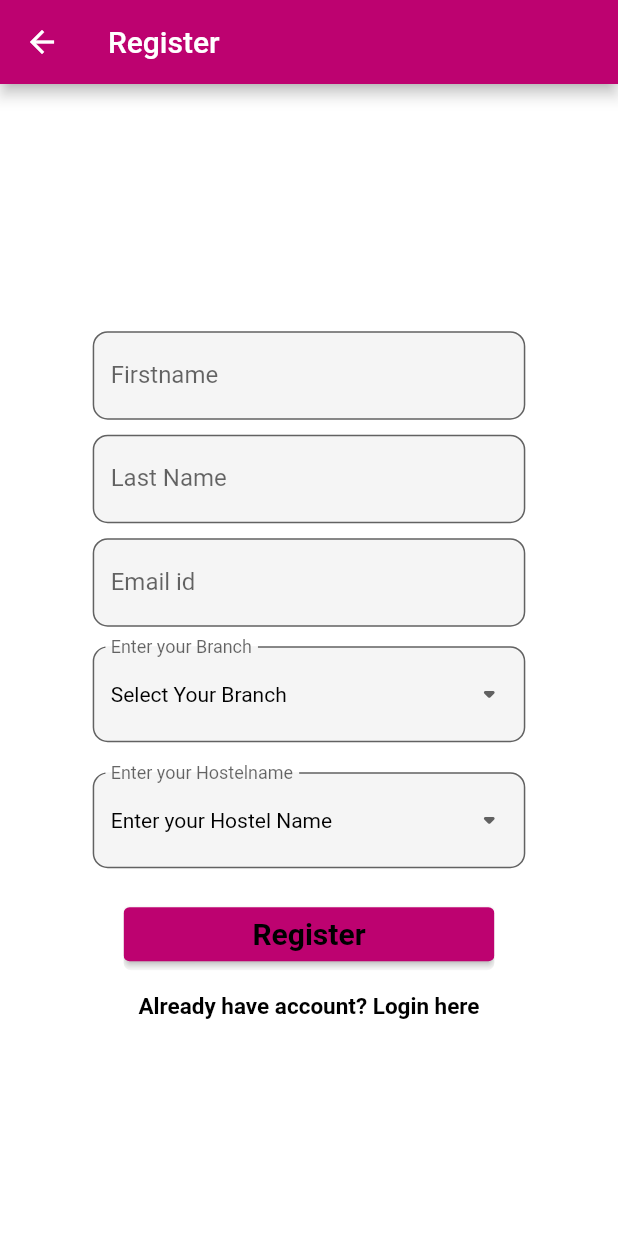
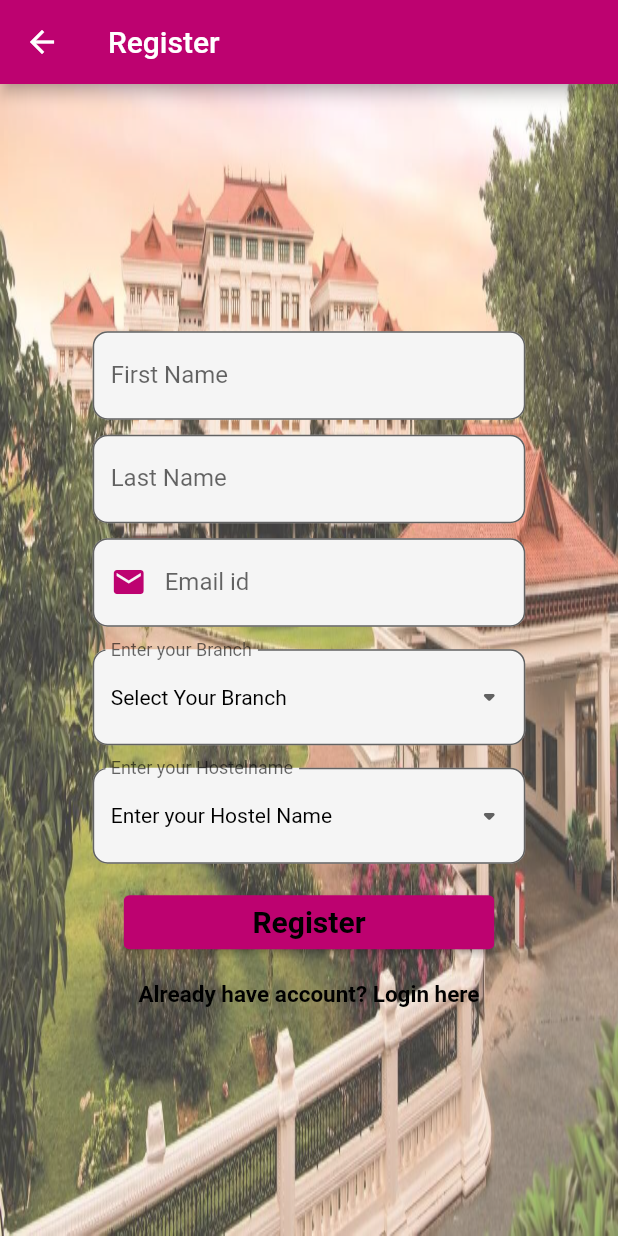
Before and after one commit to Singhsansar/Amritian-, a Flutter app: the Register screen opened directly, on a phone screen of 412 x 824 dp. Run offline on Flutter 3.47's test engine with Material 2 defaults, Android fonts, the light colour scheme and no system bars; our stand-ins replace flutter_svg, intl_phone_field.

Commit message:
Text edit coltroller

```diff
--- a/amritianmess/lib/Components/Body.dart
+++ b/amritianmess/lib/Components/Body.dart
@@ -1,4 +1,4 @@
-import 'package:amritamess/Screens/welcome/Signup.dart';
+import 'package:amritamess/Screens/welcome/Register.dart';
 import 'package:amritamess/Screens/welcome/Login.dart';
 import 'package:amritamess/constants.dart';
 import 'package:flutter/material.dart';
--- a/amritianmess/lib/Screens/welcome/Signup.dart
+++ b/amritianmess/lib/Screens/welcome/Register.dart
@@ -17,10 +17,18 @@ class  Register extends StatefulWidget {
 }
 
 class _MyStatefulWidgetState extends State<Register> {
+     TextEditingController   firstname_controller = TextEditingController();
+     TextEditingController  lastname_controller = TextEditingController();
+     TextEditingController email_controller = TextEditingController();
+     //TextEditingController Branch_controller = TextEditingController();
+     //TextEditingController  Hostel_controller = TextEditingController();
+
   @override
   Widget build(BuildContext context) {
     Size size = MediaQuery.of(context).size;
-    return  Scaffold(
+    return Background(
+      image:"assets/icons/AmritaVishwa.jpg",
+      child:  Scaffold(
         appBar: AppBar(
           backgroundColor: kprimarycolor,
           title: const Text("Register"),
@@ -38,11 +46,12 @@ class _MyStatefulWidgetState extends State<Register> {
                 child: Column(
                   children: [
                     TextField(
-                      decoration: InputDecoration(
+                        controller: firstname_controller,
+                        decoration: InputDecoration(
                         fillColor: Colors.grey.shade100,
                         filled: true,
                         //hintText: "First Name",
-                        labelText: 'Firstname',
+                        labelText: 'First Name',
                         border: OutlineInputBorder(
                           borderRadius: BorderRadius.circular(10),
                         ),
@@ -52,8 +61,7 @@ class _MyStatefulWidgetState extends State<Register> {
                       height: 10,
                     ),
                     TextField(
-                      //obscureText: true,
-                      //maxLength: 10,
+                      controller: lastname_controller,
                       decoration: InputDecoration(
                         labelText: 'Last Name',
                         fillColor: Colors.grey.shade100,
@@ -68,7 +76,12 @@ class _MyStatefulWidgetState extends State<Register> {
                       height: 10,
                     ),
                     TextField(
+                      controller: email_controller,
+                      keyboardType:TextInputType.emailAddress,
                       decoration: InputDecoration(
+                        prefixIcon: const Icon(Icons.email,
+                        color: kprimarycolor),
+                        //prefixIconColor: kprimaryLightcolor,
                         labelText: 'Email id',
                         fillColor: Colors.grey.shade100,
                         filled: true,
@@ -78,30 +91,28 @@ class _MyStatefulWidgetState extends State<Register> {
                         ),
                       ),
                     ),
+
                     const SizedBox(
-                      height: 10,
-                    ),
-                    // const Countrycode(
-                    //    key: ,
-
-                    // ),
-                    const SizedBox(
-                      height: 3,
+                      height: 15,
                     ),
 
-                     const Dropdownbranch(),
+                     const Dropdownbranch(
+                     ),
                      const SizedBox(
-                      height: 20,
+                      height: 15,
                     ),
 
                      const Dropdownhostel(),
                       const SizedBox(
-                      height: 20,
+                      height: 15,
                     ),
                    RoundedBottom(
                       text: "Register",
                       textcolour: Colors.black,
                       press: () {
+                         var fname = firstname_controller.text;
+                         var lname =lastname_controller.text;
+                         var email =email_controller.text;
                         Navigator.push(
                           context,
                           MaterialPageRoute(
@@ -133,6 +144,6 @@ class _MyStatefulWidgetState extends State<Register> {
           ],
         ), //Stack and column will be same
 
-    );
+    ));
   }
 }
```
Also changed, not shown: amritianmess/lib/Screens/welcome/Homepage.dart (+7 -3 lines), amritianmess/lib/Screens/welcome/Login.dart (+20 -16 lines), amritianmess/lib/Screens/welcome/Setpassword.dart (+18 -7 lines), amritianmess/lib/Screens/welcome/Verifynumber.dart (+13 -3 lines), amritianmess/lib/Screens/welcome/Verifyotp.dart (+14 -3 lines).
